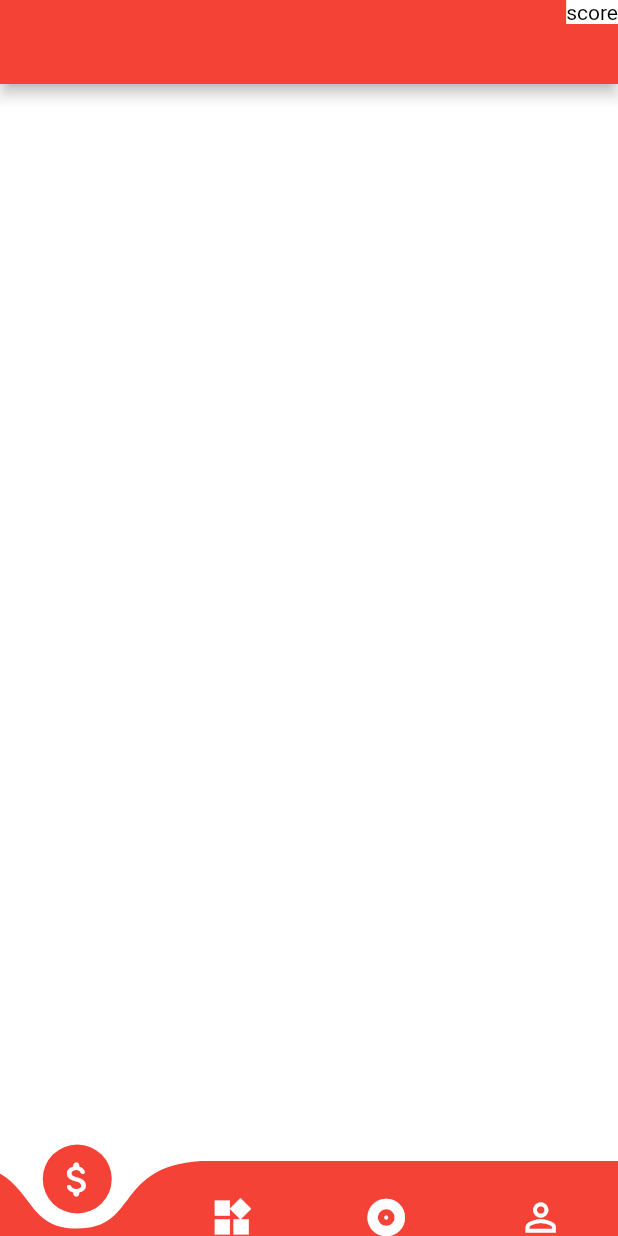
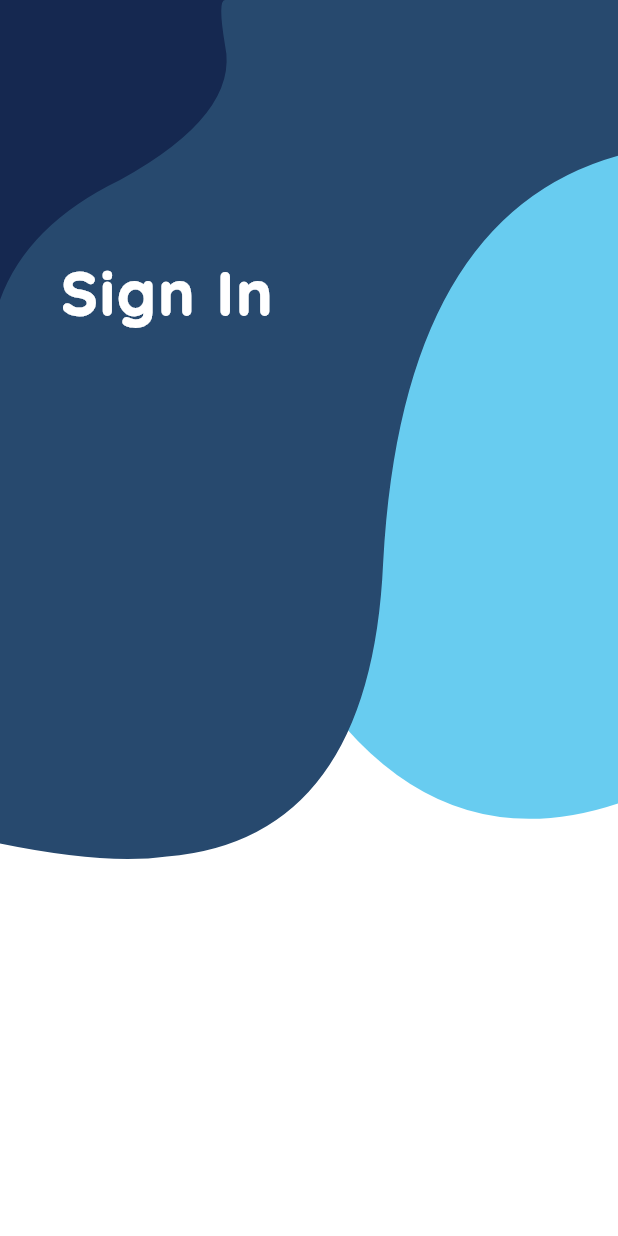
Before and after one commit to intellectualinfotech1/Jgamer, a Flutter app: the screen it shows after launch, on a phone screen of 412 x 824 dp. Run offline on Flutter 3.47's test engine with Material 2 defaults, Android fonts, the phone set to English and light mode, and no system bars; drawn by our look-alikes of curved_navigation_bar; our stand-ins replace rflutter_alert; missing offline and left inert: flutter_spinning_wheel.

Commit message:
Added login interface

```diff
--- /dev/null
+++ b/lib/constants.dart
@@ -0,0 +1,5 @@
+import 'package:flutter/material.dart';
+
+const kdeepBlue = Color.fromARGB(255, 21, 40, 80);
+const klightDeepBlue = Color.fromARGB(255, 39, 73, 110);
+const klightCyan = Color.fromARGB(255, 104, 204, 240);
--- /dev/null
+++ b/lib/login_screen.dart
@@ -0,0 +1,229 @@
+import 'package:flutter/material.dart';
+import 'constants.dart';
+
+enum authMode {
+  signIn,
+  signUp,
+}
+
+class LoginScreen extends StatefulWidget {
+  @override
+  _LoginScreenState createState() => _LoginScreenState();
+}
+
+class _LoginScreenState extends State<LoginScreen>
+    with TickerProviderStateMixin {
+  AnimationController animationController;
+  AnimationController animationController2;
+  AnimationController textAnimationController;
+
+  @override
+  void initState() {
+    animationController = AnimationController(
+      vsync: this,
+      duration: Duration(milliseconds: 450),
+      lowerBound: 0,
+      upperBound: 1000,
+    );
+    animationController2 = AnimationController(
+      vsync: this,
+      duration: Duration(milliseconds: 350),
+      lowerBound: 100,
+      upperBound: 200,
+    );
+    textAnimationController = AnimationController(
+      vsync: this,
+      duration: Duration(milliseconds: 900),
+    )..forward();
+    super.initState();
+  }
+
+  @override
+  Widget build(BuildContext context) {
+    var width = MediaQuery.of(context).size.width;
+    var height = MediaQuery.of(context).size.height;
+
+    return Scaffold(
+      body: Container(
+        color: Colors.white,
+        width: double.infinity,
+        height: double.infinity,
+        child: Stack(
+          children: [
+            Container(
+              child: AnimatedBuilder(
+                animation: animationController,
+                builder: (_, __) {
+                  return Container(
+                    color: klightCyan,
+                    width: double.infinity,
+                    height: animationController.value,
+                  );
+                },
+              ),
+            ),
+            Positioned(
+                bottom: 0,
+                right: 0,
+                child: ClipPath(
+                    clipper: WhiteBoxClipper(),
+                    child: Container(
+                        width: 200, height: 200, color: Colors.white))),
+            Positioned(
+              right: 0,
+              top: 0,
+              child: ClipPath(
+                clipper: CyanClipper(),
+                child: Container(
+                  width: width,
+                  height: height,
+                  color: klightCyan,
+                ),
+              ),
+            ),
+            Positioned(
+              child: ClipPath(
+                clipper: LightDeepBlueClipper(),
+                child: Container(
+                  height: height * 0.7,
+                  color: klightDeepBlue,
+                ),
+              ),
+            ),
+            AnimatedBuilder(
+              animation: animationController2,
+              builder: (_, __) {
+                return ClipPath(
+                  clipper: DeepBlueClipper(),
+                  child: Container(
+                    width: 2 * animationController2.value,
+                    height: 2 * animationController2.value,
+                    color: kdeepBlue,
+                  ),
+                );
+              },
+            ),
+            SingleChildScrollView(
+              child: Column(
+                crossAxisAlignment: CrossAxisAlignment.start,
+                children: [
+                  AnimatedBuilder(
+                    animation: textAnimationController,
+                    builder: (_, __) {
+                      return Opacity(
+                        opacity: textAnimationController.value,
+                        child: Container(
+                          margin: EdgeInsets.only(
+                              top: 170,
+                              left: 10 + textAnimationController.value * 30),
+                          child: Text(
+                            "Sign In",
+                            style: TextStyle(
+                              color: Colors.white,
+                              fontSize: 40,
+                              fontFamily: "Quicksand",
+                              fontWeight: FontWeight.w900,
+                              letterSpacing: 2,
+                            ),
+                          ),
+                        ),
+                      );
+                    },
+                  ),
+                ],
+              ),
+            ),
+          ],
+        ),
+      ),
+    );
+  }
+}
+
+class CyanClipper extends CustomClipper<Path> {
+  @override
+  Path getClip(Size size) {
+    var width = size.width;
+    var height = size.height;
+    var path = Path();
+    path.moveTo(width, height * 0.65);
+    path.quadraticBezierTo(
+        width * 0.7, height * 0.7, width * 0.5, height * 0.55);
+    path.lineTo(0, 0);
+    path.lineTo(width, 0);
+    return path;
+  }
+
+  @override
+  bool shouldReclip(covariant CustomClipper<Path> oldClipper) {
+    return true;
+  }
+}
+
+class LightDeepBlueClipper extends CustomClipper<Path> {
+  @override
+  Path getClip(Size size) {
+    var width = size.width;
+    var height = size.height;
+    var path = Path();
+    path.lineTo(0, height * 0.975);
+    path.quadraticBezierTo(width * 0.17, height, width * 0.27, height * 0.9899);
+    path.quadraticBezierTo(
+        width * 0.6, height * 0.97, width * 0.62, height * 0.65);
+    path.quadraticBezierTo(width * 0.65, height * 0.25, width, height * 0.18);
+    // path.lineTo(width, height * 0.2);
+
+    path.lineTo(width, 0);
+
+    path.close();
+    return path;
+  }
+
+  @override
+  bool shouldReclip(covariant CustomClipper<Path> oldClipper) {
+    return true;
+  }
+}
+
+class DeepBlueClipper extends CustomClipper<Path> {
+  @override
+  Path getClip(Size size) {
+    var width = size.width;
+    var height = size.height;
+    var path = Path();
+    path.lineTo(0, height);
+    path.quadraticBezierTo(
+        width * 0.09, height * 0.75, width * 0.4, height * 0.6);
+    path.quadraticBezierTo(
+        width * 0.8, height * 0.38, width * 0.75, height * 0.15);
+    path.quadraticBezierTo(width * 0.725, 0.07, width * 0.75, 0);
+    path.close();
+    return path;
+  }
+
+  @override
+  bool shouldReclip(covariant CustomClipper<Path> oldClipper) {
+    return true;
+  }
+}
+
+class WhiteBoxClipper extends CustomClipper<Path> {
+  @override
+  Path getClip(Size size) {
+    var width = size.width;
+    var height = size.height;
+    var path = Path();
+    path.moveTo(width, 0);
+    path.quadraticBezierTo(
+        width * 0.8, height * 0.45, width * 0.4, height * 0.6);
+    path.quadraticBezierTo(0, height * 0.8, 0, height);
+    path.lineTo(width, height);
+    path.close();
+    return path;
+  }
+
+  @override
+  bool shouldReclip(covariant CustomClipper<Path> oldClipper) {
+    return true;
+  }
+}
--- a/lib/main.dart
+++ b/lib/main.dart
@@ -1,6 +1,7 @@
 import 'package:flutter/material.dart';
 import 'package:curved_navigation_bar/curved_navigation_bar.dart';
 import 'package:jgamer/Home.dart';
+import 'package:jgamer/login_screen.dart';
 
 void main() => runApp(MyApp());
 
@@ -8,7 +9,7 @@ class MyApp extends StatelessWidget {
   @override
   Widget build(BuildContext context) {
     return MaterialApp(
-      home: Home(),
+      home: LoginScreen(),
     );
   }
 }
--- /dev/null
+++ b/lib/models/user.dart
@@ -0,0 +1,14 @@
+import 'package:flutter/material.dart';
+
+class User {
+  final String userId;
+  final String userEmail;
+  final String userPassword;
+  final int coins;
+
+  User(
+      {@required this.userId,
+      @required this.userEmail,
+      @required this.userPassword,
+      this.coins = 0});
+}
```
Also changed, not shown: pubspec.yaml (+7 -4 lines), assets/Quicksand-Regular.ttf (added), pubspec.lock, 5 other files.
